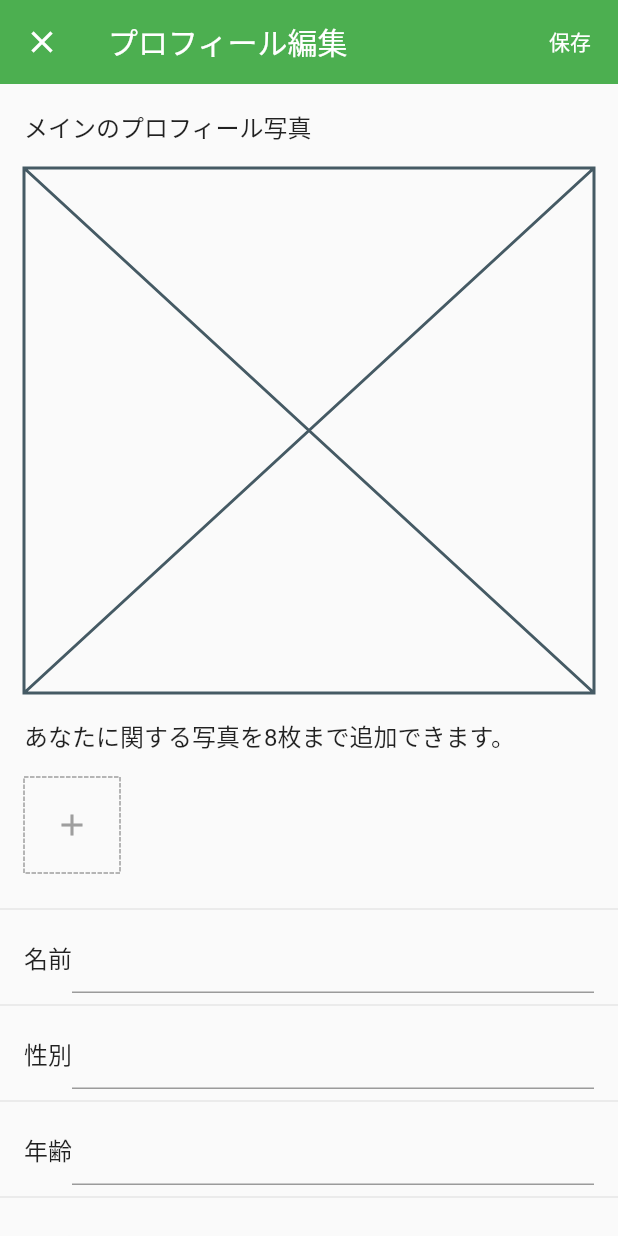
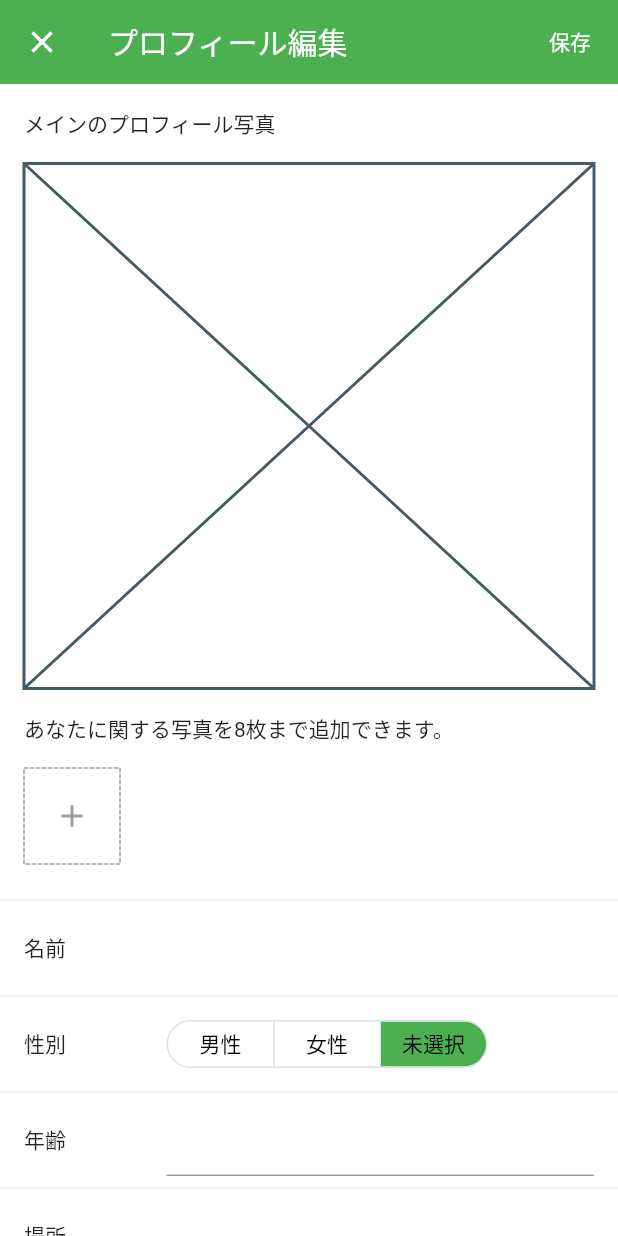
Before and after one commit to tttuuu1234/chat_sample, a Flutter app: the screen it shows after launch, item 4 of the bottom bar chosen, after a tap on "編集する", on a phone screen of 412 x 824 dp. Run offline on Flutter 3.47's test engine with Material 2 defaults, Android fonts, the phone set to English and light mode, and no system bars; drawn by our look-alikes of dotted_border; our stand-ins replace flutter_riverpod, freezed_annotation.

Commit message:
名前入力欄、性別選択欄の作成

```diff
--- a/lib/app.dart
+++ b/lib/app.dart
@@ -23,10 +23,10 @@ class App extends ConsumerWidget {
           unselectedItemColor: AppColor.grey,
         ),
         textTheme: const TextTheme().copyWith(
-          bodySmall: TextStyle(fontSize: AppSize.xSmall),
-          bodyMedium: TextStyle(fontSize: AppSize.small),
-          bodyLarge: TextStyle(fontSize: AppSize.miduam),
-        ),
+            // bodySmall: TextStyle(fontSize: AppSize.xSmall),
+            // bodyMedium: TextStyle(fontSize: AppSize.small),
+            // bodyLarge: TextStyle(fontSize: AppSize.miduam),
+            ),
         buttonTheme: const ButtonThemeData().copyWith(
           splashColor: Colors.amber,
           highlightColor: Colors.black,
@@ -36,6 +36,7 @@ class App extends ConsumerWidget {
             backgroundColor: Colors.amber,
           ),
         ),
+        scaffoldBackgroundColor: AppColor.white,
       ),
       home: const RootPage(),
     );
--- /dev/null
+++ b/lib/ui/components/gender_select_filed/widget.dart
@@ -0,0 +1,40 @@
+import 'package:flutter/material.dart';
+
+import '../../enum/gender.dart';
+import '../../styles/color.dart';
+
+class GenderSelectFiled extends StatelessWidget {
+  const GenderSelectFiled({
+    Key? key,
+    required this.selectedGender,
+  }) : super(key: key);
+
+  final Gender selectedGender;
+
+  @override
+  Widget build(BuildContext context) {
+    return ToggleButtons(
+      constraints: const BoxConstraints(
+        minWidth: 70,
+        minHeight: 30,
+        maxWidth: 80,
+        maxHeight: 30,
+      ),
+      borderRadius: BorderRadius.circular(16),
+      color: AppColor.black,
+      selectedColor: AppColor.black,
+      fillColor: AppColor.green,
+      isSelected: Gender.values.map((e) {
+        if (e.value == selectedGender.value) {
+          return true;
+        }
+
+        return false;
+      }).toList(),
+      onPressed: (index) {
+        print(index);
+      },
+      children: Gender.values.map((e) => Text(e.label)).toList(),
+    );
+  }
+}
--- /dev/null
+++ b/lib/ui/enum/gender.dart
@@ -0,0 +1,10 @@
+enum Gender {
+  man(label: '男性', value: 1),
+  woman(label: '女性', value: 2),
+  noSelect(label: '未選択', value: 3);
+
+  const Gender({required this.label, required this.value});
+
+  final String label;
+  final int value;
+}
--- a/lib/ui/pages/profile_edit/page.dart
+++ b/lib/ui/pages/profile_edit/page.dart
@@ -1,10 +1,13 @@
 import 'package:chat_sample/ui/components/basic_layout/widget.dart';
+import 'package:chat_sample/ui/enum/gender.dart';
 import 'package:chat_sample/ui/styles/color.dart';
 import 'package:chat_sample/ui/styles/margin.dart';
 import 'package:chat_sample/ui/styles/padding.dart';
+import 'package:chat_sample/ui/validator/validator.dart';
 import 'package:dotted_border/dotted_border.dart';
 
 import '../../../importer.dart';
+import '../../components/gender_select_filed/widget.dart';
 
 class ProfileEditPage extends ConsumerWidget {
   const ProfileEditPage({super.key});
@@ -18,7 +21,7 @@ class ProfileEditPage extends ConsumerWidget {
           onPressed: () {
             Navigator.pop(context);
           },
-          child: Text(
+          child: const Text(
             '保存',
             style: TextStyle(color: AppColor.white),
           ),
@@ -59,8 +62,18 @@ class ProfileEditPage extends ConsumerWidget {
                 ],
               ),
             ),
-            InputFiledBaseLayout(label: '名前', widget: TextFormField()),
-            InputFiledBaseLayout(label: '性別', widget: TextFormField()),
+            InputFiledBaseLayout(
+              label: '名前',
+              widget: ValidateInputFiled(
+                controller: TextEditingController(),
+              ),
+            ),
+            const InputFiledBaseLayout(
+              label: '性別',
+              widget: GenderSelectFiled(
+                selectedGender: Gender.noSelect,
+              ),
+            ),
             InputFiledBaseLayout(label: '年齢', widget: TextFormField()),
             InputFiledBaseLayout(label: '場所', widget: TextFormField()),
             InputFiledBaseLayout(label: '自己紹介', widget: TextFormField()),
@@ -90,9 +103,12 @@ class InputFiledBaseLayout extends StatelessWidget {
         Padding(
           padding: AppPadding.smallHorizontal,
           child: Row(
+            mainAxisAlignment: MainAxisAlignment.spaceBetween,
             children: [
-              Text(label),
-              Expanded(child: widget),
+              Expanded(
+                child: Text(label),
+              ),
+              Expanded(flex: 3, child: widget)
             ],
           ),
         ),
@@ -100,3 +116,46 @@ class InputFiledBaseLayout extends StatelessWidget {
     );
   }
 }
+
+class ValidateInputFiled extends StatelessWidget {
+  const ValidateInputFiled({
+    Key? key,
+    required this.controller,
+    this.validateRules,
+  }) : super(key: key);
+
+  final TextEditingController controller;
+  final List<Validator>? validateRules;
+
+  @override
+  Widget build(BuildContext context) {
+    return TextFormField(
+      controller: controller,
+      cursorColor: AppColor.green,
+      decoration: const InputDecoration(
+        enabledBorder: InputBorder.none,
+        focusedBorder: InputBorder.none,
+        errorBorder: InputBorder.none,
+        focusedErrorBorder: InputBorder.none,
+        disabledBorder: InputBorder.none,
+      ),
+      autovalidateMode: AutovalidateMode.onUserInteraction,
+      validator: (value) {
+        String? errorMessage;
+        final rules = validateRules;
+        if (rules == null) {
+          return null;
+        }
+
+        for (final rule in rules) {
+          if (rule.validate(value)) {
+            errorMessage = rule.getMessage();
+            break;
+          }
+        }
+
+        return errorMessage;
+      },
+    );
+  }
+}
```
Also changed, not shown: lib/ui/validator/message.dart (added, +19 -0 lines), lib/ui/validator/rules/between.dart (added, +30 -0 lines), lib/ui/validator/rules/email.dart (added, +24 -0 lines), lib/ui/validator/rules/max.dart (added, +25 -0 lines), lib/ui/validator/rules/min.dart (added, +25 -0 lines), lib/ui/validator/rules/required.dart (added, +32 -0 lines), lib/ui/validator/validator.dart (added, +41 -0 lines).
